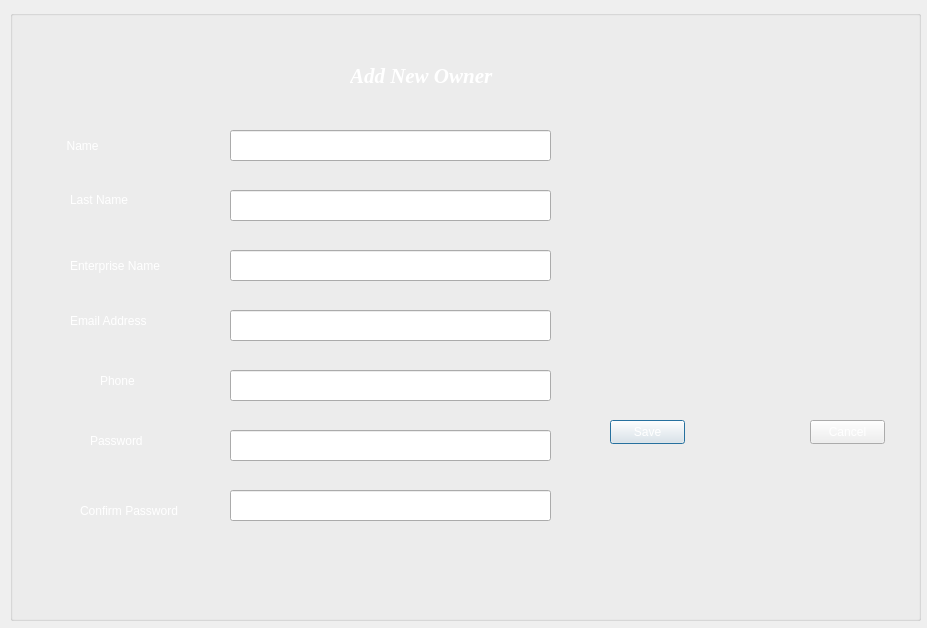
Before: the Qt Designer form newowner.ui in BG-Emmanuel/BILLUX-application, drawn with Qt 5.
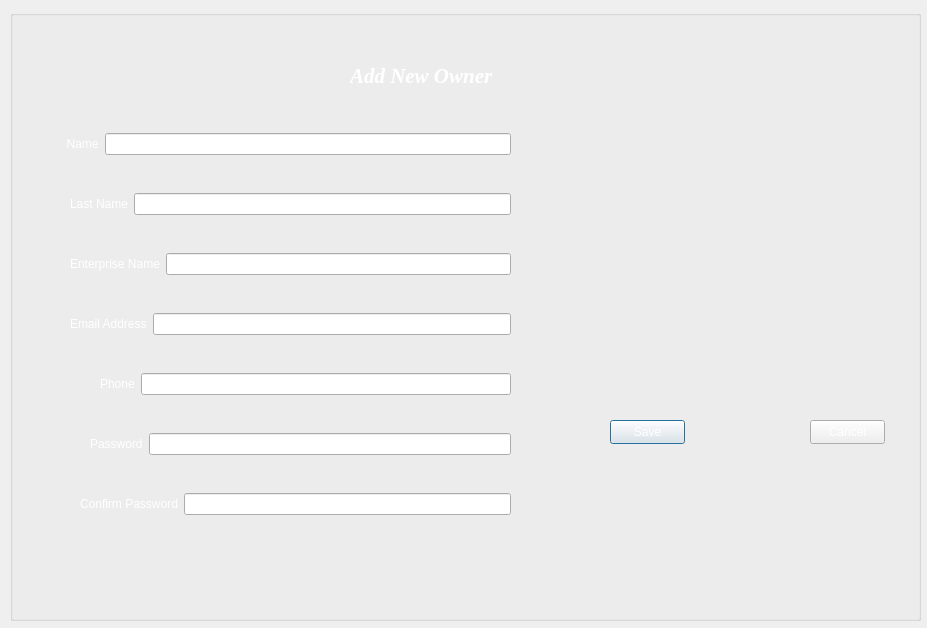
After: the same form once the commit is applied. Icons and pictures are not drawn.

Patch:
```diff
--- a/newowner.ui
+++ b/newowner.ui
@@ -56,125 +56,6 @@
      <enum>Qt::TextFormat::AutoText</enum>
     </property>
    </widget>
-   <widget class="QLabel" name="label_2">
-    <property name="geometry">
-     <rect>
-      <x>50</x>
-      <y>120</y>
-      <width>131</width>
-      <height>31</height>
-     </rect>
-    </property>
-    <property name="styleSheet">
-     <string notr="true">color: rgb(255, 255, 255);
-font: 700 italic 9pt &quot;Comic Sans MS&quot;;</string>
-    </property>
-    <property name="text">
-     <string>  Name</string>
-    </property>
-   </widget>
-   <widget class="QLabel" name="label_3">
-    <property name="geometry">
-     <rect>
-      <x>60</x>
-      <y>180</y>
-      <width>81</width>
-      <height>20</height>
-     </rect>
-    </property>
-    <property name="styleSheet">
-     <string notr="true">font: 700 italic 9pt &quot;Comic Sans MS&quot;;
-color: rgb(255, 255, 255);</string>
-    </property>
-    <property name="text">
-     <string>Last Name</string>
-    </property>
-   </widget>
-   <widget class="QLabel" name="label_4">
-    <property name="geometry">
-     <rect>
-      <x>60</x>
-      <y>240</y>
-      <width>121</width>
-      <height>31</height>
-     </rect>
-    </property>
-    <property name="styleSheet">
-     <string notr="true">font: 700 italic 9pt &quot;Comic Sans MS&quot;;
-color: rgb(255, 255, 255);</string>
-    </property>
-    <property name="text">
-     <string>Enterprise Name</string>
-    </property>
-   </widget>
-   <widget class="QLabel" name="label_5">
-    <property name="geometry">
-     <rect>
-      <x>60</x>
-      <y>300</y>
-      <width>121</width>
-      <height>21</height>
-     </rect>
-    </property>
-    <property name="styleSheet">
-     <string notr="true">font: 700 italic 9pt &quot;Comic Sans MS&quot;;
-color: rgb(255, 255, 255);</string>
-    </property>
-    <property name="text">
-     <string>Email Address</string>
-    </property>
-   </widget>
-   <widget class="QLabel" name="label_6">
-    <property name="geometry">
-     <rect>
-      <x>90</x>
-      <y>360</y>
-      <width>61</width>
-      <height>21</height>
-     </rect>
-    </property>
-    <property name="styleSheet">
-     <string notr="true">font: 700 italic 9pt &quot;Comic Sans MS&quot;;
-color: rgb(255, 255, 255);</string>
-    </property>
-    <property name="text">
-     <string>Phone</string>
-    </property>
-   </widget>
-   <widget class="QLabel" name="label_7">
-    <property name="geometry">
-     <rect>
-      <x>80</x>
-      <y>420</y>
-      <width>81</width>
-      <height>21</height>
-     </rect>
-    </property>
-    <property name="styleSheet">
-     <string notr="true">font: 700 italic 9pt &quot;Comic Sans MS&quot;;
-color: rgb(255, 255, 255);</string>
-    </property>
-    <property name="text">
-     <string>Password</string>
-    </property>
-   </widget>
-   <widget class="QLabel" name="label_8">
-    <property name="geometry">
-     <rect>
-      <x>70</x>
-      <y>490</y>
-      <width>131</width>
-      <height>21</height>
-     </rect>
-    </property>
-    <property name="styleSheet">
-     <string notr="true">color: rgb(255, 255, 255);
-font: 700 italic 9pt &quot;Comic Sans MS&quot;;</string>
-    </property>
-    <property name="text">
-     <string>Confirm Password</string>
-    </property>
-   </widget>
    <widget class="QPushButton" name="pushButton">
     <property name="geometry">
      <rect>
@@ -212,103 +93,6 @@
      <string>Cancel</string>
     </property>
    </widget>
-   <widget class="QLineEdit" name="lineEdit">
-    <property name="geometry">
-     <rect>
-      <x>220</x>
-      <y>120</y>
-      <width>321</width>
-      <height>31</height>
-     </rect>
-    </property>
-    <property name="styleSheet">
-     <string notr="true">color: rgb(255, 255, 255);</string>
-    </property>
-   </widget>
-   <widget class="QLineEdit" name="lineEdit_2">
-    <property name="geometry">
-     <rect>
-      <x>220</x>
-      <y>180</y>
-      <width>321</width>
-      <height>31</height>
-     </rect>
-    </property>
-    <property name="styleSheet">
-     <string notr="true">color: rgb(255, 255, 255);</string>
-    </property>
-   </widget>
-   <widget class="QLineEdit" name="lineEdit_3">
-    <property name="geometry">
-     <rect>
-      <x>220</x>
-      <y>240</y>
-      <width>321</width>
-      <height>31</height>
-     </rect>
-    </property>
-    <property name="styleSheet">
-     <string notr="true">color: rgb(255, 255, 255);</string>
-    </property>
-   </widget>
-   <widget class="QLineEdit" name="lineEdit_4">
-    <property name="geometry">
-     <rect>
-      <x>220</x>
-      <y>300</y>
-      <width>321</width>
-      <height>31</height>
-     </rect>
-    </property>
-    <property name="styleSheet">
-     <string notr="true">color: rgb(255, 255, 255);</string>
-    </property>
-   </widget>
-   <widget class="QLineEdit" name="lineEdit_5">
-    <property name="geometry">
-     <rect>
-      <x>220</x>
-      <y>360</y>
-      <width>321</width>
-      <height>31</height>
-     </rect>
-    </property>
-    <property name="styleSheet">
-     <string notr="true">color: rgb(255, 255, 255);</string>
-    </property>
-   </widget>
-   <widget class="QLineEdit" name="lineEdit_6">
-    <property name="geometry">
-     <rect>
-      <x>220</x>
-      <y>420</y>
-      <width>321</width>
-      <height>31</height>
-     </rect>
-    </property>
-    <property name="styleSheet">
-     <string notr="true">color: rgb(255, 255, 255);</string>
-    </property>
-    <property name="echoMode">
-     <enum>QLineEdit::EchoMode::PasswordEchoOnEdit</enum>
-    </property>
-   </widget>
-   <widget class="QLineEdit" name="lineEdit_7">
-    <property name="geometry">
-     <rect>
-      <x>220</x>
-      <y>480</y>
-      <width>321</width>
-      <height>31</height>
-     </rect>
-    </property>
-    <property name="styleSheet">
-     <string notr="true">color: rgb(255, 255, 255);</string>
-    </property>
-    <property name="echoMode">
-     <enum>QLineEdit::EchoMode::PasswordEchoOnEdit</enum>
-    </property>
-   </widget>
    <widget class="QLabel" name="label_9">
     <property name="geometry">
      <rect>
@@ -326,6 +110,229 @@
      <string/>
     </property>
    </widget>
+   <widget class="QWidget" name="">
+    <property name="geometry">
+     <rect>
+      <x>50</x>
+      <y>120</y>
+      <width>451</width>
+      <height>28</height>
+     </rect>
+    </property>
+    <layout class="QHBoxLayout" name="horizontalLayout">
+     <item>
+      <widget class="QLabel" name="label_2">
+       <property name="styleSheet">
+        <string notr="true">color: rgb(255, 255, 255);
+font: 700 italic 9pt &quot;Comic Sans MS&quot;;</string>
+       </property>
+       <property name="text">
+        <string>  Name</string>
+       </property>
+      </widget>
+     </item>
+     <item>
+      <widget class="QLineEdit" name="lineEdit">
+       <property name="styleSheet">
+        <string notr="true">color: rgb(255, 255, 255);
+font: 10pt &quot;Cambria&quot;;</string>
+       </property>
+      </widget>
+     </item>
+    </layout>
+   </widget>
+   <widget class="QWidget" name="">
+    <property name="geometry">
+     <rect>
+      <x>60</x>
+      <y>180</y>
+      <width>441</width>
+      <height>28</height>
+     </rect>
+    </property>
+    <layout class="QHBoxLayout" name="horizontalLayout_2">
+     <item>
+      <widget class="QLabel" name="label_3">
+       <property name="styleSheet">
+        <string notr="true">font: 700 italic 9pt &quot;Comic Sans MS&quot;;
+color: rgb(255, 255, 255);</string>
+       </property>
+       <property name="text">
+        <string>Last Name</string>
+       </property>
+      </widget>
+     </item>
+     <item>
+      <widget class="QLineEdit" name="lineEdit_2">
+       <property name="styleSheet">
+        <string notr="true">color: rgb(255, 255, 255);
+font: 10pt &quot;Cambria&quot;;</string>
+       </property>
+      </widget>
+     </item>
+    </layout>
+   </widget>
+   <widget class="QWidget" name="">
+    <property name="geometry">
+     <rect>
+      <x>60</x>
+      <y>240</y>
+      <width>441</width>
+      <height>28</height>
+     </rect>
+    </property>
+    <layout class="QHBoxLayout" name="horizontalLayout_3">
+     <item>
+      <widget class="QLabel" name="label_4">
+       <property name="styleSheet">
+        <string notr="true">font: 700 italic 9pt &quot;Comic Sans MS&quot;;
+color: rgb(255, 255, 255);</string>
+       </property>
+       <property name="text">
+        <string>Enterprise Name</string>
+       </property>
+      </widget>
+     </item>
+     <item>
+      <widget class="QLineEdit" name="lineEdit_3">
+       <property name="styleSheet">
+        <string notr="true">color: rgb(255, 255, 255);
+font: 10pt &quot;Cambria&quot;;</string>
+       </property>
+      </widget>
+     </item>
+    </layout>
+   </widget>
+   <widget class="QWidget" name="">
+    <property name="geometry">
+     <rect>
+      <x>60</x>
+      <y>300</y>
+      <width>441</width>
+      <height>28</height>
+     </rect>
+    </property>
+    <layout class="QHBoxLayout" name="horizontalLayout_4">
+     <item>
+      <widget class="QLabel" name="label_5">
+       <property name="styleSheet">
+        <string notr="true">font: 700 italic 9pt &quot;Comic Sans MS&quot;;
+color: rgb(255, 255, 255);</string>
+       </property>
+       <property name="text">
+        <string>Email Address</string>
+       </property>
+      </widget>
+     </item>
+     <item>
+      <widget class="QLineEdit" name="lineEdit_4">
+       <property name="styleSheet">
+        <string notr="true">color: rgb(255, 255, 255);
+font: 10pt &quot;Cambria&quot;;</string>
+       </property>
+      </widget>
+     </item>
+    </layout>
+   </widget>
+   <widget class="QWidget" name="">
+    <property name="geometry">
+     <rect>
+      <x>90</x>
+      <y>360</y>
+      <width>411</width>
+      <height>28</height>
+     </rect>
+    </property>
+    <layout class="QHBoxLayout" name="horizontalLayout_5">
+     <item>
+      <widget class="QLabel" name="label_6">
+       <property name="styleSheet">
+        <string notr="true">font: 700 italic 9pt &quot;Comic Sans MS&quot;;
+color: rgb(255, 255, 255);</string>
+       </property>
+       <property name="text">
+        <string>Phone</string>
+       </property>
+      </widget>
+     </item>
+     <item>
+      <widget class="QLineEdit" name="lineEdit_5">
+       <property name="styleSheet">
+        <string notr="true">color: rgb(255, 255, 255);
+font: 10pt &quot;Cambria&quot;;</string>
+       </property>
+      </widget>
+     </item>
+    </layout>
+   </widget>
+   <widget class="QWidget" name="">
+    <property name="geometry">
+     <rect>
+      <x>80</x>
+      <y>420</y>
+      <width>421</width>
+      <height>28</height>
+     </rect>
+    </property>
+    <layout class="QHBoxLayout" name="horizontalLayout_6">
+     <item>
+      <widget class="QLabel" name="label_7">
+       <property name="styleSheet">
+        <string notr="true">font: 700 italic 9pt &quot;Comic Sans MS&quot;;
+color: rgb(255, 255, 255);</string>
+       </property>
+       <property name="text">
+        <string>Password</string>
+       </property>
+      </widget>
+     </item>
+     <item>
+      <widget class="QLineEdit" name="lineEdit_6">
+       <property name="styleSheet">
+        <string notr="true">color: rgb(255, 255, 255);
+font: 10pt &quot;Cambria&quot;;</string>
+       </property>
+       <property name="echoMode">
+        <enum>QLineEdit::EchoMode::PasswordEchoOnEdit</enum>
+       </property>
+      </widget>
+     </item>
+    </layout>
+   </widget>
+   <widget class="QWidget" name="">
+    <property name="geometry">
+     <rect>
+      <x>70</x>
+      <y>480</y>
+      <width>431</width>
+      <height>28</height>
+     </rect>
+    </property>
+    <layout class="QHBoxLayout" name="horizontalLayout_7">
+     <item>
+      <widget class="QLabel" name="label_8">
+       <property name="styleSheet">
+        <string notr="true">color: rgb(255, 255, 255);
+font: 700 italic 9pt &quot;Comic Sans MS&quot;;</string>
+       </property>
+       <property name="text">
+        <string>Confirm Password</string>
+       </property>
+      </widget>
+     </item>
+     <item>
+      <widget class="QLineEdit" name="lineEdit_7">
+       <property name="styleSheet">
+        <string notr="true">color: rgb(255, 255, 255);
+font: 10pt &quot;Cambria&quot;;</string>
+       </property>
+       <property name="echoMode">
+        <enum>QLineEdit::EchoMode::PasswordEchoOnEdit</enum>
+       </property>
+      </widget>
+     </item>
+    </layout>
+   </widget>
    <zorder>pushButton</zorder>
    <zorder>label</zorder>
    <zorder>label_2</zorder>
```
Left out of the diff: 2 changed lines with no effect on the pictures.
